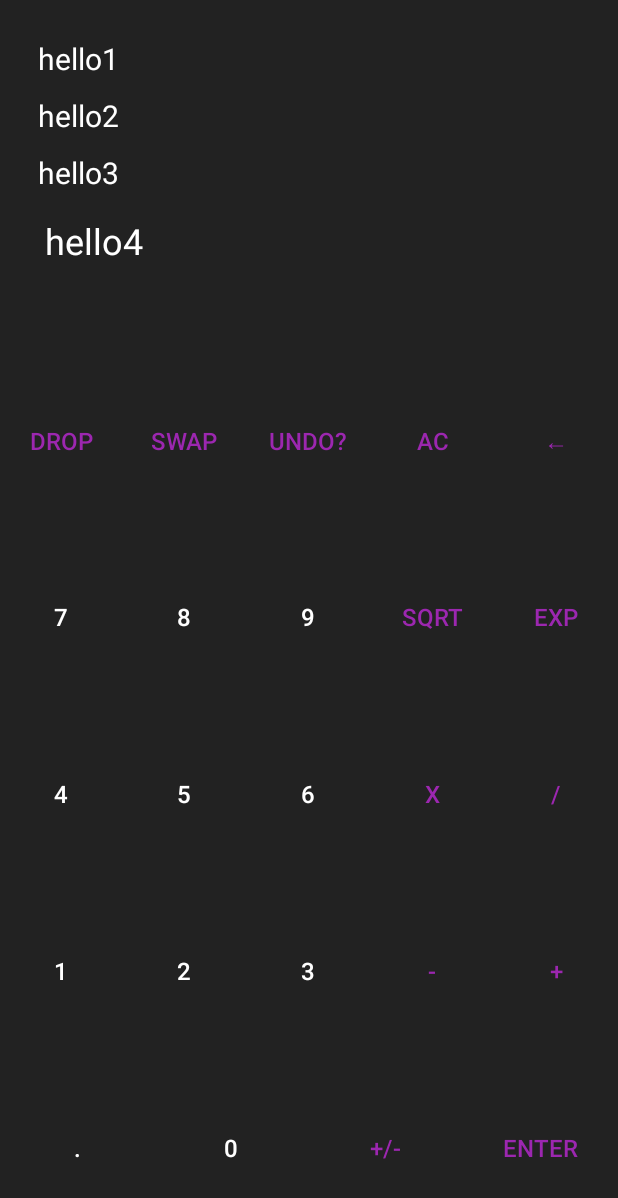
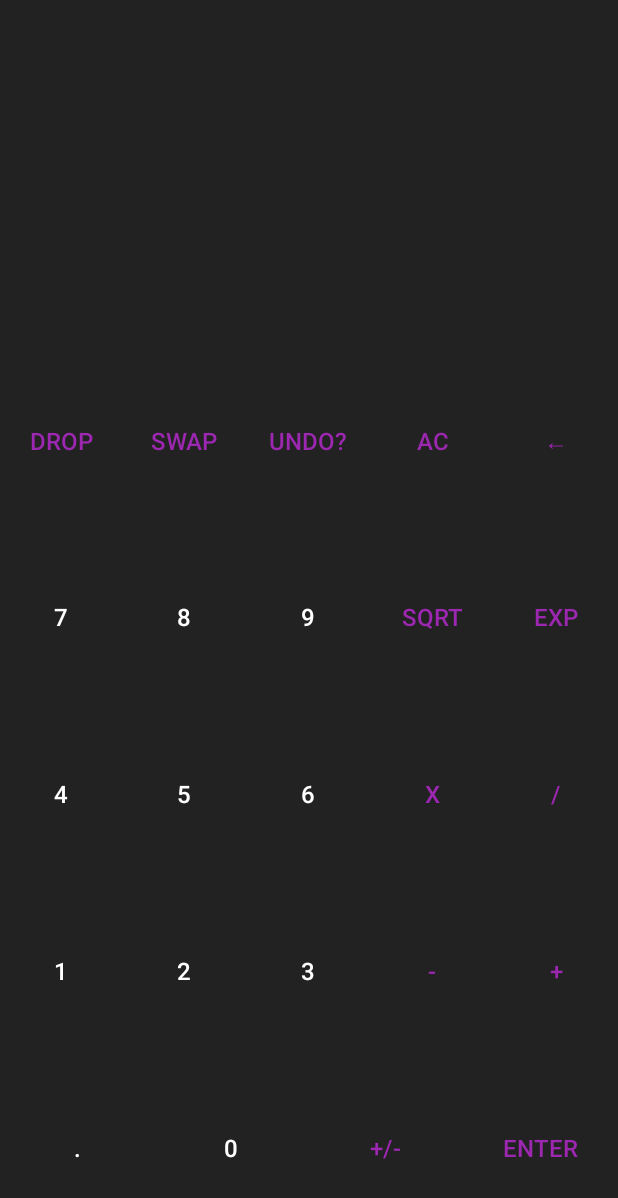
Before and after one commit to Stanislaw09/kotlin-calculator, an Android app: the layout activity_main.xml on its own in the app's theme, with its tools: preview values and no code run, on a phone screen of 412 x 824 dp. Shown: the top 1198 px of the screen. Run offline under Robolectric (Android 15) with nearby library versions, the phone set to English and light mode, and no system bars.

Commit message:
added calculation functionality

```diff
--- a/app/build.gradle
+++ b/app/build.gradle
@@ -1,10 +1,13 @@
 plugins {
     id 'com.android.application'
     id 'org.jetbrains.kotlin.android'
+    id 'kotlin-android-extensions'
 }
 
 android {
     compileSdk 32
+
+    viewBinding.enabled=true
 
     defaultConfig {
         applicationId "com.example.calculator"
--- a/app/src/main/res/layout/activity_main.xml
+++ b/app/src/main/res/layout/activity_main.xml
@@ -20,10 +20,10 @@
             android:layout_width="match_parent"
             android:layout_height="wrap_content"
             android:lines="1"
-            android:text="hello1"
+            android:text=""
             android:padding="5sp"
-            android:textColor="@color/white"
-            android:textSize="20sp"
+            android:textColor="@color/grey"
+            android:textSize="18sp"
             app:layout_constraintHorizontal_bias="0.4"
             app:layout_constraintLeft_toLeftOf="parent"
             app:layout_constraintRight_toRightOf="parent"
@@ -34,10 +34,10 @@
             android:layout_width="match_parent"
             android:layout_height="wrap_content"
             android:lines="1"
-            android:text="hello2"
+            android:text=""
             android:padding="5sp"
-            android:textColor="@color/white"
-            android:textSize="20sp"
+            android:textColor="@color/grey"
+            android:textSize="18sp"
             app:layout_constraintHorizontal_bias="0.85"
             app:layout_constraintLeft_toLeftOf="parent"
             app:layout_constraintRight_toRightOf="parent"
@@ -48,10 +48,10 @@
             android:layout_width="match_parent"
             android:layout_height="wrap_content"
             android:lines="1"
-            android:text="hello3"
+            android:text=""
             android:padding="5sp"
-            android:textColor="@color/white"
-            android:textSize="20sp"
+            android:textColor="@color/grey"
+            android:textSize="18sp"
             app:layout_constraintHorizontal_bias="0.6"
             app:layout_constraintLeft_toLeftOf="parent"
             app:layout_constraintRight_toRightOf="parent"
@@ -62,8 +62,8 @@
             android:layout_width="match_parent"
             android:layout_height="wrap_content"
             android:lines="1"
-            android:padding="10sp"
-            android:text="hello4"
+            android:padding="12sp"
+            android:text=""
             android:textColor="@color/white"
             android:textSize="24sp"
             app:layout_constraintLeft_toLeftOf="parent"
@@ -76,18 +76,23 @@
         style="@style/buttonRow">
         <Button
             style="@style/buttonOperator"
+            android:onClick="dropAction"
             android:text="DROP"/>
         <Button
             style="@style/buttonOperator"
+            android:onClick="swapAction"
             android:text="SWAP"/>
         <Button
             style="@style/buttonOperator"
+            android:onClick="undoAction"
             android:text="Undo?"/>
         <Button
             style="@style/buttonOperator"
+            android:onClick="clearAction"
             android:text="AC"/>
         <Button
             style="@style/buttonOperator"
+            android:onClick="delAction"
             android:text="←"/>
     </LinearLayout>
 
@@ -123,7 +128,7 @@
             android:text="6"/>
         <Button
             style="@style/buttonOperator"
-            android:text="X"/>
+            android:text="x"/>
         <Button
             style="@style/buttonOperator"
             android:text="/"/>
@@ -158,9 +163,11 @@
             android:text="0"/>
         <Button
             style="@style/buttonOperator"
+            android:onClick="changeSign"
             android:text="+/-"/>
         <Button
             style="@style/buttonOperator"
+            android:onClick="enterAction"
             android:text="Enter"/>
     </LinearLayout>
 </LinearLayout>
--- a/app/src/main/res/values/colors.xml
+++ b/app/src/main/res/values/colors.xml
@@ -2,6 +2,7 @@
 <resources>
     <color name="black">#FF000000</color>
     <color name="white">#FFFFFFFF</color>
+    <color name="grey">#bbb</color>
     <color name="dark">#222222</color>
     <color name="violet">#9C27B0</color>
     <color name="red">#BA2A5D</color>
```
Also changed, not shown: app/src/main/java/com/example/calculator/MainActivity.kt (+177 -2 lines).
